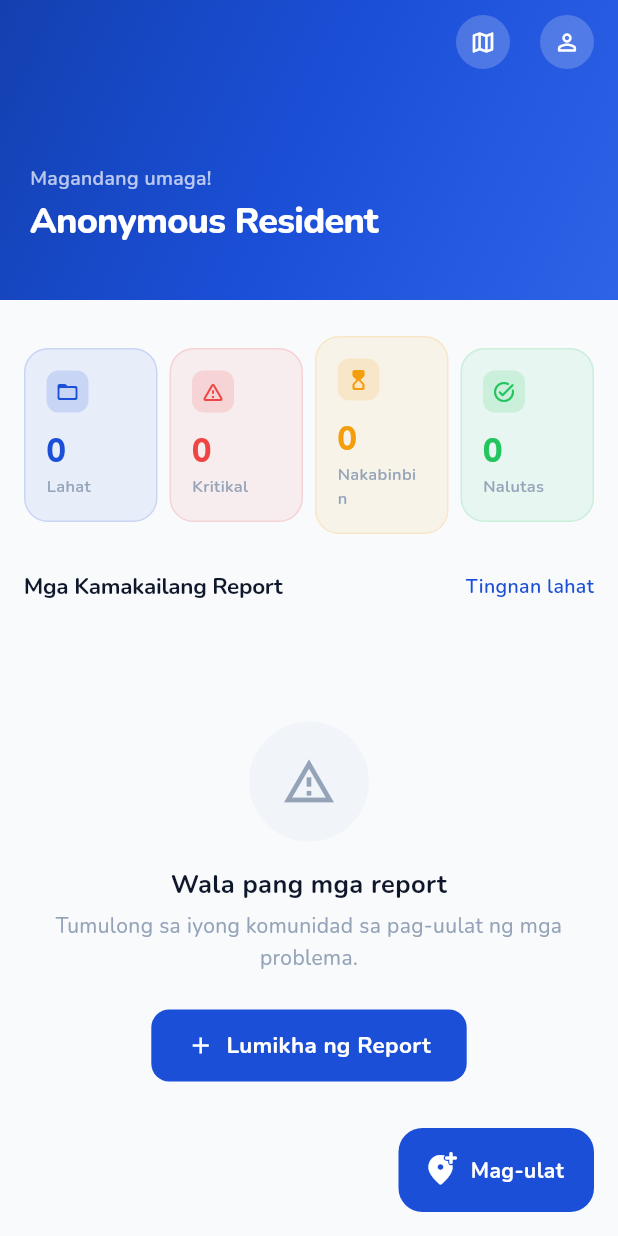
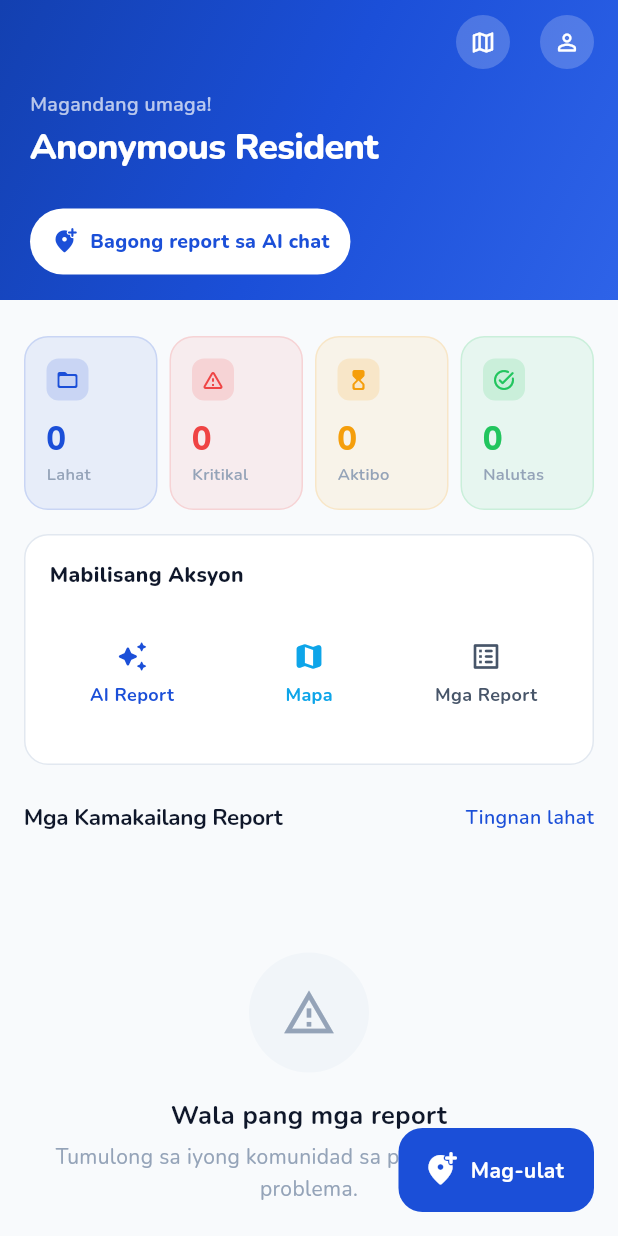
Before and after one commit to codyjamesDC/Hackathon-MapSumbong, a Flutter app: the HomeScreen screen opened by its route, on a phone screen of 412 x 824 dp. Run offline on Flutter 3.47's test engine with Material 3 defaults, Android fonts, the phone set to English and light mode, and no system bars; our stand-ins replace cached_network_image, flutter_dotenv, flutter_local_notifications, flutter_map, geolocator, go_router and 7 more; accounts and stored records are empty.

Commit message:
feat: redesign dashboard and wire AI-report location flow

```diff
--- a/mobile/lib/screens/home/home_screen.dart
+++ b/mobile/lib/screens/home/home_screen.dart
@@ -1,12 +1,15 @@
 import 'package:flutter/material.dart';
 import 'package:provider/provider.dart';
 import 'package:go_router/go_router.dart';
+import 'package:latlong2/latlong.dart';
 import '../../providers/auth_provider.dart';
+import '../../providers/messages_provider.dart';
 import '../../providers/reports_provider.dart';
 import '../../models/report.dart';
 import '../../theme/app_theme.dart';
 import '../../widgets/app_components.dart';
 import '../../widgets/report_card.dart';
+import '../location/location_picker_screen.dart';
 
 class HomeScreen extends StatefulWidget {
   const HomeScreen({super.key});
@@ -17,6 +20,33 @@ class HomeScreen extends StatefulWidget {
 
 class _HomeScreenState extends State<HomeScreen> {
   ReportsProvider? _reportsProvider;
+
+  Future<void> _startNewReport() async {
+    Provider.of<MessagesProvider>(context, listen: false).clearGpsCoordinates();
+
+    final LatLng? picked = await Navigator.of(context).push<LatLng>(
+      MaterialPageRoute(
+        builder: (_) => const LocationPickerScreen(),
+        fullscreenDialog: true,
+      ),
+    );
+
+    if (!mounted) return;
+
+    if (picked == null) {
+      ScaffoldMessenger.of(context).showSnackBar(
+        const SnackBar(
+          content: Text('Pumili muna ng lokasyon bago magsimula ng report.'),
+        ),
+      );
+      return;
+    }
+
+    Provider.of<MessagesProvider>(context, listen: false)
+        .setGpsCoordinates(picked.latitude, picked.longitude);
+
+    context.go('/chat/new');
+  }
 
   @override
   void initState() {
@@ -94,6 +124,7 @@ class _HomeScreenState extends State<HomeScreen> {
                 background: _HeroBanner(
                   displayName: user?.getDisplayName(),
                   reports: reportsProvider.reports,
+                  onQuickReport: _startNewReport,
                 ),
               ),
             ),
@@ -104,6 +135,18 @@ class _HomeScreenState extends State<HomeScreen> {
                 padding: const EdgeInsets.fromLTRB(
                     AppSpacing.md, AppSpacing.lg, AppSpacing.md, 0),
                 child: _StatsRow(reports: reportsProvider.reports),
+              ),
+            ),
+
+            SliverToBoxAdapter(
+              child: Padding(
+                padding: const EdgeInsets.fromLTRB(
+                    AppSpacing.md, AppSpacing.md, AppSpacing.md, 0),
+                child: _QuickActionsCard(
+                  onCreateReport: _startNewReport,
+                  onOpenMap: () => context.go('/map'),
+                  onOpenReports: () => context.go('/reports'),
+                ),
               ),
             ),
 
@@ -136,7 +179,7 @@ class _HomeScreenState extends State<HomeScreen> {
                     title: 'Wala pang mga report',
                     subtitle: 'Tumulong sa iyong komunidad sa pag-uulat ng mga problema.',
                     buttonLabel: 'Lumikha ng Report',
-                    onButton: () => context.go('/reports'),
+                    onButton: _startNewReport,
                   ),
                 ),
               )
@@ -166,7 +209,7 @@ class _HomeScreenState extends State<HomeScreen> {
         ),
       ),
       floatingActionButton: FloatingActionButton.extended(
-        onPressed: () => context.go('/reports'),
+        onPressed: _startNewReport,
         backgroundColor: AppColors.primary,
         elevation: 0,
         icon: const Icon(Icons.add_location_alt_rounded, color: Colors.white),
@@ -189,8 +232,13 @@ class _HomeScreenState extends State<HomeScreen> {
 class _HeroBanner extends StatelessWidget {
   final String? displayName;
   final List<Report> reports;
+  final VoidCallback onQuickReport;
 
-  const _HeroBanner({this.displayName, required this.reports});
+  const _HeroBanner({
+    this.displayName,
+    required this.reports,
+    required this.onQuickReport,
+  });
 
   String get _greeting {
     final hour = DateTime.now().hour;
@@ -241,6 +289,29 @@ class _HeroBanner extends StatelessWidget {
               // Quick status row
               if (reports.isNotEmpty)
                 _QuickStatus(reports: reports),
+              const SizedBox(height: 10),
+              ElevatedButton.icon(
+                onPressed: onQuickReport,
+                style: ElevatedButton.styleFrom(
+                  minimumSize: const Size(0, 44),
+                  backgroundColor: Colors.white,
+                  foregroundColor: AppColors.primary,
+                  elevation: 0,
+                  padding: const EdgeInsets.symmetric(horizontal: 14),
+                  shape: RoundedRectangleBorder(
+                    borderRadius: BorderRadius.circular(AppRadius.full),
+                  ),
+                ),
+                icon: const Icon(Icons.add_location_alt_rounded, size: 18),
+                label: const Text(
+                  'Bagong report sa AI chat',
+                  style: TextStyle(
+                    fontFamily: 'Nunito',
+                    fontSize: 13,
+                    fontWeight: FontWeight.w800,
+                  ),
+                ),
+              ),
             ],
           ),
         ),
@@ -345,7 +416,7 @@ class _StatsRow extends StatelessWidget {
         ),
         const SizedBox(width: 8),
         StatCard(
-          label: 'Nakabinbin',
+          label: 'Aktibo',
           value: pending.toString(),
           color: AppColors.medium,
           icon: Icons.hourglass_top_rounded,
@@ -361,3 +432,118 @@ class _StatsRow extends StatelessWidget {
     );
   }
 }
+
+class _QuickActionsCard extends StatelessWidget {
+  final VoidCallback onCreateReport;
+  final VoidCallback onOpenMap;
+  final VoidCallback onOpenReports;
+
+  const _QuickActionsCard({
+    required this.onCreateReport,
+    required this.onOpenMap,
+    required this.onOpenReports,
+  });
+
+  @override
+  Widget build(BuildContext context) {
+    return Container(
+      padding: const EdgeInsets.all(AppSpacing.md),
+      decoration: BoxDecoration(
+        color: AppColors.surface,
+        borderRadius: BorderRadius.circular(AppRadius.lg),
+        border: Border.all(color: AppColors.border),
+      ),
+      child: Column(
+        crossAxisAlignment: CrossAxisAlignment.start,
+        children: [
+          const Text(
+            'Mabilisang Aksyon',
+            style: TextStyle(
+              fontFamily: 'Nunito',
+              fontSize: 14,
+              fontWeight: FontWeight.w800,
+              color: AppColors.textPrimary,
+            ),
+          ),
+          const SizedBox(height: 12),
+          Row(
+            children: [
+              Expanded(
+                child: _ActionButton(
+                  icon: Icons.auto_awesome_rounded,
+                  label: 'AI Report',
+                  onTap: onCreateReport,
+                  color: AppColors.primary,
+                ),
+              ),
+              const SizedBox(width: 8),
+              Expanded(
+                child: _ActionButton(
+                  icon: Icons.map_rounded,
+                  label: 'Mapa',
+                  onTap: onOpenMap,
+                  color: AppColors.accent,
+                ),
+              ),
+              const SizedBox(width: 8),
+              Expanded(
+                child: _ActionButton(
+                  icon: Icons.list_alt_rounded,
+                  label: 'Mga Report',
+                  onTap: onOpenReports,
+                  color: AppColors.textSecondary,
+                ),
+              ),
+            ],
+          ),
+        ],
+      ),
+    );
+  }
+}
+
+class _ActionButton extends StatelessWidget {
+  final IconData icon;
+  final String label;
+  final VoidCallback onTap;
+  final Color color;
+
+  const _ActionButton({
+    required this.icon,
+    required this.label,
+    required this.onTap,
+    required this.color,
+  });
+
+  @override
+  Widget build(BuildContext context) {
+    return InkWell(
+      borderRadius: BorderRadius.circular(AppRadius.md),
+      onTap: onTap,
+      child: Ink(
+        height: 88,
+        decoration: BoxDecoration(
+          color: color.withOpacity(0.08),
+          borderRadius: BorderRadius.circular(AppRadius.md),
+          border: Border.all(color: color.withOpacity(0.2)),
+        ),
+        child: Column(
+          mainAxisAlignment: MainAxisAlignment.center,
+          children: [
+            Icon(icon, color: color, size: 22),
+            const SizedBox(height: 6),
+            Text(
+              label,
+              style: TextStyle(
+                fontFamily: 'Nunito',
+                fontSize: 12,
+                fontWeight: FontWeight.w700,
+                color: color,
+              ),
+            ),
+          ],
+        ),
+      ),
+    );
+  }
+}
```
